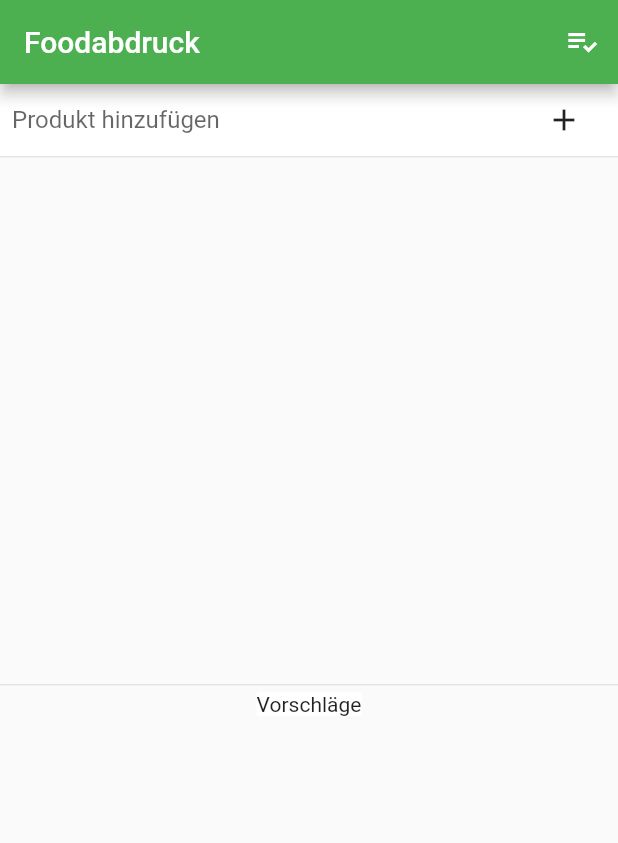
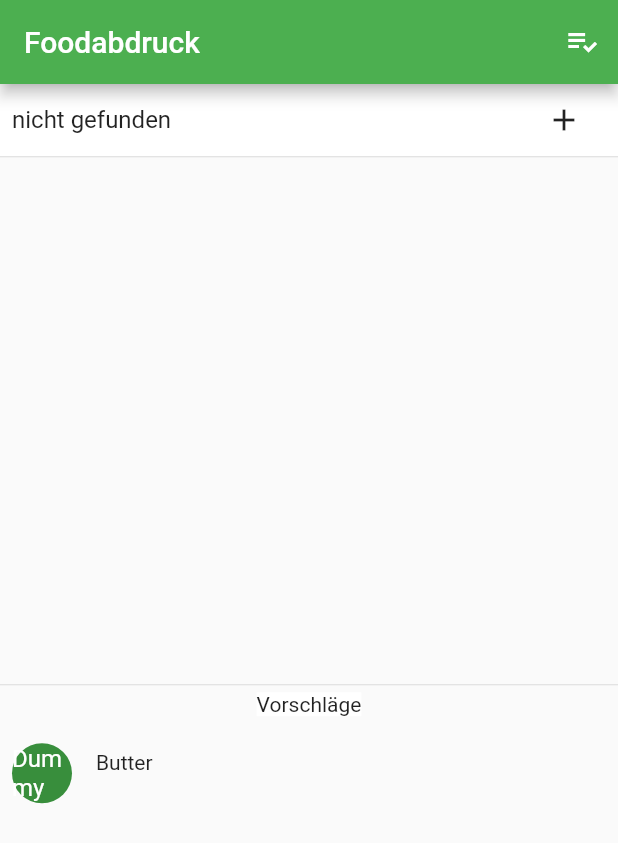
Before and after one commit to benschuler/climathon2019, a Flutter app: the screen it shows after launch, after a tap on the "add" icon, on a phone screen of 412 x 824 dp. Shown: the top 843 px of the screen. Run offline on Flutter 3.47's test engine with Material 2 defaults, Android fonts, the phone set to English and light mode, and no system bars; our stand-ins replace csv.

Commit message:
updated suggestion engine

```diff
--- a/lib/carbonHandler.dart
+++ b/lib/carbonHandler.dart
@@ -1,13 +1,13 @@
 class ProductCarbonData {
   double emissions;
   String productCategory;
-  int weight;
+  //int weight;
 
-  ProductCarbonData(double inEmissions, String inCategory, int inWeight) {
+  //ProductCarbonData(double inEmissions, String inCategory, int inWeight) {
+  ProductCarbonData(double inEmissions, String inCategory) {
     //this.product = inProduct;
     this.emissions = inEmissions;
     this.productCategory = inCategory;
-    this.weight = inWeight;
   }
 }
 
--- a/lib/main.dart
+++ b/lib/main.dart
@@ -53,16 +53,19 @@ class _MyHomePageState extends State<MyHomePage> {
   @override
   void initState() {
     rootBundle.loadString('data/products.csv').then((dynamic output) {
-      List<List<dynamic>> _csv = const CsvToListConverter(fieldDelimiter: ';', eol: '\n').convert(output);
-      print(_csv);
+      List<List<dynamic>> _csv = const CsvToListConverter(fieldDelimiter: ',', eol: '\r\n').convert(output);
+      for(List<dynamic> x in _csv) {
+        print(x);
+      }
       setState(() {
         for (var i = 0; i < _csv.length; i++) {
-          ProductCarbonData p = new ProductCarbonData(_csv[i][1], _csv[i][2], _csv[i][3]);
+
+          ProductCarbonData p = new ProductCarbonData(_csv[i][2], _csv[i][1]);
           _products[_csv[i][0]] = p;
-          if (!_categories.containsKey(_csv[i][2])) {
-            _categories[_csv[i][2]] = new List<String>();
+          if (!_categories.containsKey(_csv[i][1])) {
+            _categories[_csv[i][1]] = new List<String>();
           }
-          _categories[_csv[i][2]].add(_csv[i][0]);
+          _categories[_csv[i][1]].add(_csv[i][0]);
         }
       });
       _createProductWidgets();
@@ -81,6 +84,7 @@ class _MyHomePageState extends State<MyHomePage> {
   void _handleSubmitted(String text) {
     //get list of suggestions like this
     List<Suggestion> suggs = getSuggestions("Butter", _products, _categories[_products["Butter"].productCategory]);
+
     _textController.clear();
     if (_products.containsKey(text)) {
       ShoppingListItemWidget item = new ShoppingListItemWidget(text);
```
